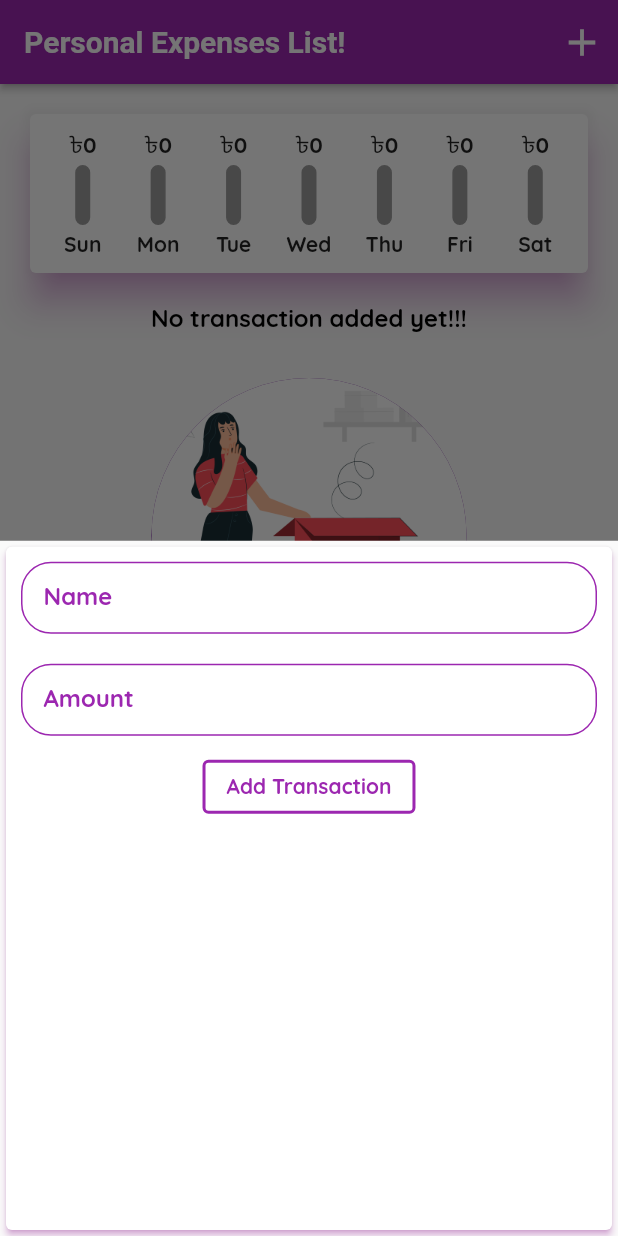
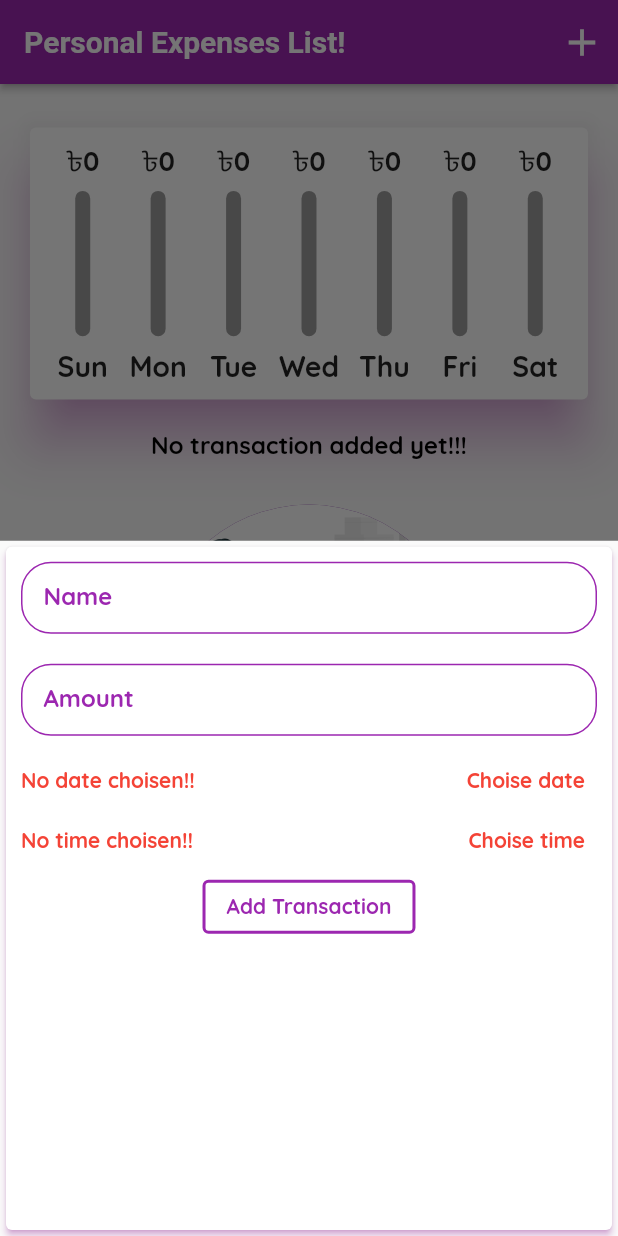
Before and after one commit to devfoyzur17/Personal-Expenses-App, a Flutter app: the screen it shows after launch, after a tap on the "add" icon, on a phone screen of 412 x 824 dp. Run offline on Flutter 3.47's test engine with Material 2 defaults, Android fonts, the phone set to English and light mode, and no system bars; Roboto replaces fonts that are missing (OpneSans).

Commit message:
final commite

```diff
--- a/lib/model/transaction.dart
+++ b/lib/model/transaction.dart
@@ -3,10 +3,13 @@ class Transaction {
   String title;
   double amount;
   DateTime date;
+  String time;
 
   Transaction(
       {required this.id,
       required this.title,
       required this.amount,
-      required this.date});
+      required this.date,
+      required this.time
+      });
 }
--- a/lib/screen/home_page.dart
+++ b/lib/screen/home_page.dart
@@ -1,4 +1,4 @@
-// ignore_for_file: prefer_const_literals_to_create_immutables, prefer_const_constructors, unused_field, unused_element
+// ignore_for_file: prefer_const_literals_to_create_immutables, prefer_const_constructors, unused_field, unused_element, sized_box_for_whitespace
 
 import 'package:flutter/material.dart';
 import 'package:intl/intl.dart';
@@ -17,26 +17,24 @@ class HomePage extends StatefulWidget {
 class _HomePageState extends State<HomePage> {
   final _nameController = TextEditingController();
   final _amountController = TextEditingController();
+  int id = 0;
 
-  final List<Transaction> _transaction = [
-    // Transaction(id: "1", title: "Books", amount: 599, date: DateTime.now()),
-    // Transaction(id: "1", title: "Laptop", amount: 50000, date: DateTime.now()),
-    // Transaction(id: "1", title: "Phone", amount: 14999, date: DateTime.now()),
-  ];
+  final List<Transaction> _transaction = [];
 
-  List<Transaction> get  _recentTransaction{
+  List<Transaction> get _recentTransaction {
     return _transaction.where((tx) {
       return tx.date.isAfter(DateTime.now().subtract(Duration(days: 7)));
-    }
-    ).toList();
+    }).toList();
   }
 
-  void _addNewTransaction(String name, double amount) {
+  void _addNewTransaction(
+      String name, double amount, DateTime choisenDate, String choisenTime) {
     final newTransaction = Transaction(
-        id: DateFormat.NUM_MONTH_DAY.toString(),
+        id: DateTime.now().toString(),
         title: name,
         amount: amount,
-        date: DateTime.now());
+        date: choisenDate,
+        time: choisenTime);
 
     setState(() {
       _transaction.add(newTransaction);
@@ -48,18 +46,22 @@ class _HomePageState extends State<HomePage> {
         context: context,
         builder: (_) {
           return GestureDetector(
-            onTap: (){},
+            onTap: () {},
             child: NewTransaction(_addNewTransaction),
             // behavior: HitTestBehavior.opaque,
           );
+        });
+  }
 
+  void _removeTransaction(String id) {
+    setState(() {
+      _transaction.removeWhere((element) => element.id == id);
     });
   }
 
   @override
   Widget build(BuildContext context) {
-    return Scaffold(
-      appBar: AppBar(
+    final appbar = AppBar(
         elevation: 2,
         title: Text("Personal Expenses List!"),
         actions: [
@@ -69,15 +71,25 @@ class _HomePageState extends State<HomePage> {
               },
               icon: Icon(Icons.add))
         ],
-      ),
-      body: Column(
+      );
+    return Scaffold(
+      appBar: appbar,
+      body: SingleChildScrollView(
+        scrollDirection: Axis.vertical,
+        child: Column(
           crossAxisAlignment: CrossAxisAlignment.stretch,
           children: [
+            Container(
+              alignment: Alignment.center,
+              height: (MediaQuery.of(context).size.height-appbar.preferredSize.height-MediaQuery.of(context).padding.top)*0.3,
+              child: Chart(_recentTransaction)),
 
-          Chart(_recentTransaction),
             //   NewTransaction(_addNewTransaction),
-          TransactionList(_transaction)
+            Container(
+              height: (MediaQuery.of(context).size.height-appbar.preferredSize.height-MediaQuery.of(context).padding.top)*0.7,
+              child: TransactionList(_transaction, _removeTransaction))
           ],
+        ),
       ),
       floatingActionButton: FloatingActionButton(
         elevation: 2,
--- a/lib/widget/chart.dart
+++ b/lib/widget/chart.dart
@@ -25,8 +25,7 @@ class Chart extends StatelessWidget {
           }
         }
 
-        print(DateFormat().add_E().format(weekDay));
-        print(totalSum);
+
 
         return {"day": DateFormat.E().format(weekDay),
          "amount": totalSum};
@@ -43,12 +42,13 @@ class Chart extends StatelessWidget {
 
   @override
   Widget build(BuildContext context) {
-    print(groupedTransactionValues);
+
     return Card(
-      elevation: 10,
+
+      elevation: 15,
       shadowColor:  Color(0xffff80ff),
 
-      margin: EdgeInsets.all(20),
+      margin: EdgeInsets.only(top: 29, left: 20, right: 20,bottom: 20),
       child: Padding(
         padding: const EdgeInsets.all(10.0),
         child: Row(
--- a/lib/widget/chart_bar.dart
+++ b/lib/widget/chart_bar.dart
@@ -10,39 +10,47 @@ class ChartBar extends StatelessWidget {
 
   @override
   Widget build(BuildContext context) {
+    return LayoutBuilder(builder: (context, constraints) {
       return Column(
+        mainAxisAlignment: MainAxisAlignment.center,
         children: [
           Container(
-          height: 20,
-          child: FittedBox(child: Text("৳${spendingAmount.toStringAsFixed(0)}"))),
+        height: constraints.maxHeight*0.15,
+
+              child: FittedBox(
+                  child: Text("৳${spendingAmount.toStringAsFixed(0)}"))),
           SizedBox(
-          height: 4,
+            height: constraints.maxHeight*0.05,
           ),
           Container(
-          height: 40,
+            height: constraints.maxHeight*0.6,
             width: 10,
-          child: Stack(children: [
+            child: Stack(alignment: Alignment.bottomCenter, children: [
               Container(
                 decoration: BoxDecoration(
-                  border: Border.all(color: Colors.grey, width: 1),
                     color: Colors.grey,
-                  borderRadius: BorderRadius.circular(10)),
+                    borderRadius: BorderRadius.all(Radius.circular(20))),
               ),
               FractionallySizedBox(
                 heightFactor: spendingPctOfAmount,
                 child: Container(
                   decoration: BoxDecoration(
                       color: Theme.of(context).primaryColor,
-                    borderRadius: BorderRadius.circular(10)),
+                      borderRadius: BorderRadius.all(Radius.circular(20))),
                 ),
               )
             ]),
           ),
           SizedBox(
-          height: 4,
+      height: constraints.maxHeight*0.05,
+
           ),
-        Text(label)
+          Container(
+          height: constraints.maxHeight*0.15,
+
+            child: FittedBox(child: Text(label)))
         ],
       );
+    });
   }
 }
--- a/lib/widget/new_transaction.dart
+++ b/lib/widget/new_transaction.dart
@@ -1,6 +1,7 @@
-// ignore_for_file: prefer_const_constructors, unused_local_variable
+// ignore_for_file: prefer_const_constructors, unused_local_variable, prefer_const_literals_to_create_immutables, unused_element, unnecessary_null_comparison, non_constant_identifier_names
 
 import 'package:flutter/material.dart';
+import 'package:intl/intl.dart';
 
 class NewTransaction extends StatefulWidget {
   final Function addNewTransaction;
@@ -13,24 +14,63 @@ class NewTransaction extends StatefulWidget {
 class _NewTransactionState extends State<NewTransaction> {
   final _nameController = TextEditingController();
   final _amountController = TextEditingController();
+  DateTime? _selectedDate;
+   String? _selectedTime;
 
   void submittedData() {
+    if (_amountController.text.isEmpty) {
+      return;
+    }
     final enterNameController = _nameController.text;
     final enterAmountController = double.parse(_amountController.text);
 
-    if (enterNameController.isEmpty || enterAmountController <= 0) {
+    if (enterNameController.isEmpty ||
+        enterAmountController <= 0 ||
+        _selectedDate == null) {
       return;
     } else {
-      widget.addNewTransaction(
-          _nameController.text, double.parse(_amountController.text));
+      widget.addNewTransaction(_nameController.text,
+          double.parse(_amountController.text), _selectedDate,_selectedTime);
     }
 
     Navigator.of(context).pop();
   }
 
+  void _presentDatePicker() {
+    showDatePicker(
+            context: context,
+            initialDate: DateTime.now(),
+            firstDate: DateTime(2022),
+            lastDate: DateTime.now())
+        .then((pickedDate) {
+      if (pickedDate == null) {
+        return;
+      }
+      setState(() {
+        _selectedDate = pickedDate;
+      });
+    });
+  }
+
+
+
+  void _PresentTimePicker() {
+    showTimePicker(context: context, initialTime: TimeOfDay.now())
+        .then((result) {
+          if (result == null) {
+            return;
+          }else{
+             setState(() {
+               _selectedTime=result.format(context);
+             });
+          }
+        });
+  }
+
   @override
   Widget build(BuildContext context) {
     return Card(
+
       elevation: 2,
       child: Container(
         margin: EdgeInsets.all(10),
@@ -40,7 +80,7 @@ class _NewTransactionState extends State<NewTransaction> {
           TextField(
             controller: _nameController,
             keyboardType: TextInputType.name,
-          onSubmitted: (_) => submittedData(),
+            onSubmitted: (_) => submittedData(),
             decoration: InputDecoration(
                 labelText: "Name",
                 hintText: "enter your cost name.",
@@ -64,9 +104,10 @@ class _NewTransactionState extends State<NewTransaction> {
 // This is amount text field
 
           TextField(
+
             controller: _amountController,
             keyboardType: TextInputType.number,
-           onSubmitted: (_) => submittedData(),
+            onSubmitted: (_) => submittedData(),
             decoration: InputDecoration(
                 labelText: "Amount",
                 hintText: "enter the cost name.",
@@ -85,6 +126,68 @@ class _NewTransactionState extends State<NewTransaction> {
           ),
           SizedBox(
             height: 10,
+          ),
+
+          Container(
+            height: 40,
+            child: Row(
+              children: [
+                Flexible(
+                    fit: FlexFit.tight,
+                    child: Text(
+                      _selectedDate == null
+                          ? "No date choisen!!"
+                          : DateFormat.yMMMd().format(_selectedDate!),
+                      style: TextStyle(
+                          color: _selectedDate == null
+                              ? Colors.red
+                              : Colors.purple,
+                          fontWeight: FontWeight.bold),
+                    )),
+                TextButton(
+                    onPressed: _presentDatePicker,
+                    child: Text(
+                      "Choise date",
+                      style: TextStyle(
+                          fontWeight: FontWeight.bold,
+                          color: _selectedDate == null
+                              ? Colors.red
+                              : Colors.purple),
+                    ))
+              ],
+            ),
+          ),
+
+          Container(
+            height: 40,
+            child: Row(
+              children: [
+                Flexible(
+                    fit: FlexFit.tight,
+                    child: Text(
+                      _selectedTime == null
+                          ? "No time choisen!!"
+                          : _selectedTime.toString(),
+                      style: TextStyle(
+                          color: _selectedTime == null
+                              ? Colors.red
+                              : Colors.purple,
+                          fontWeight: FontWeight.bold),
+                    )),
+                TextButton(
+                    onPressed: () {
+                      _PresentTimePicker();
+                    },
+                    child: Text(
+                      "Choise time",
+                      style: TextStyle(
+                          fontWeight: FontWeight.bold,
+                          color: _selectedTime == null
+                              ? Colors.red
+                              : Colors.purple),
+                    ))
+              ],
+            ),
           ),
 
 // this is add transaction button
--- a/lib/widget/transaction_list.dart
+++ b/lib/widget/transaction_list.dart
@@ -6,7 +6,8 @@ import 'package:personal_expenses_app/model/transaction.dart';
 
 class TransactionList extends StatefulWidget {
   final List<Transaction> transaction;
-  TransactionList(this.transaction);
+  final Function removeTransaction;
+  TransactionList(this.transaction, this.removeTransaction);
 
   @override
   State<TransactionList> createState() => _TransactionListState();
@@ -15,10 +16,7 @@ class TransactionList extends StatefulWidget {
 class _TransactionListState extends State<TransactionList> {
   @override
   Widget build(BuildContext context) {
-    return Container(
-
-      height: 400,
-      child: widget.transaction.isNotEmpty?ListView.builder(
+    return widget.transaction.isNotEmpty?ListView.builder(
 
         itemCount: widget.transaction.length,
         itemBuilder: (context, index) {
@@ -42,8 +40,9 @@ class _TransactionListState extends State<TransactionList> {
                   crossAxisAlignment: CrossAxisAlignment.start,
                   children: [
                   Text(DateFormat.yMMMMd().format(widget.transaction[index].date)),
-                    Text(DateFormat.jms().format(widget.transaction[index].date))
+                  Text(widget.transaction[index].time)
                 ],),
+                trailing: IconButton(onPressed: (){widget.removeTransaction(widget.transaction[index].id);}, icon: Icon(Icons.delete,color: Colors.red,)),
               ),
             ),
           );}):Column(
@@ -59,7 +58,6 @@ class _TransactionListState extends State<TransactionList> {
                 ),
             )
           ],
-          ),
         );
   }
 }
```
Lines whose indentation alone changed are shown as unchanged.
